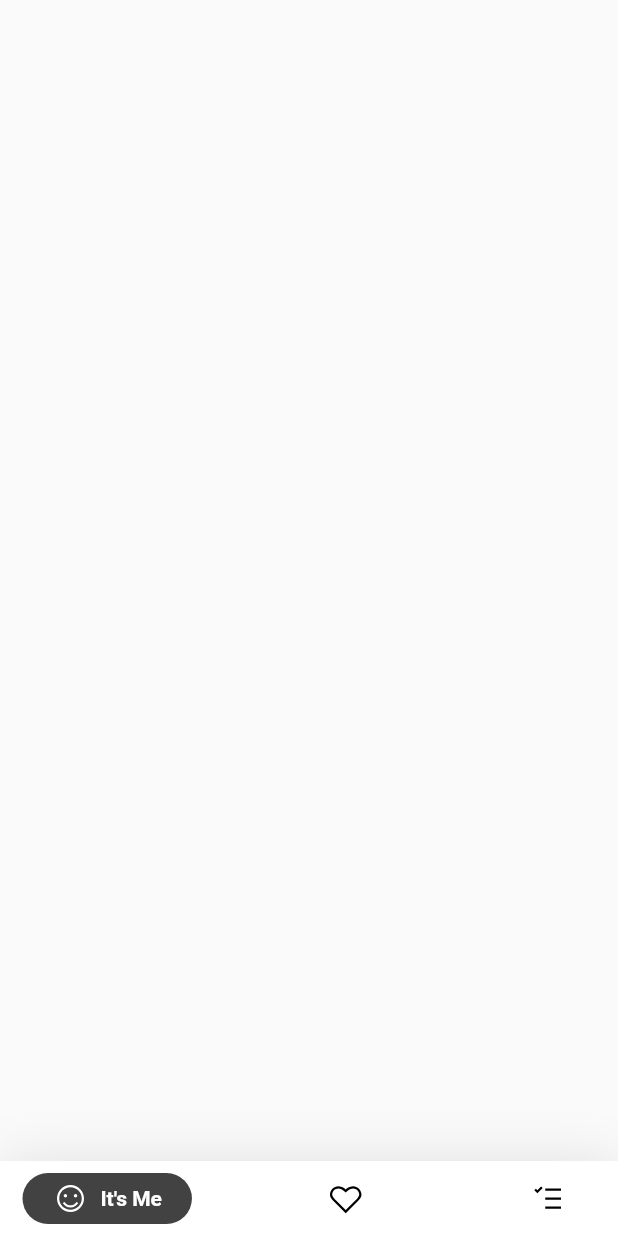
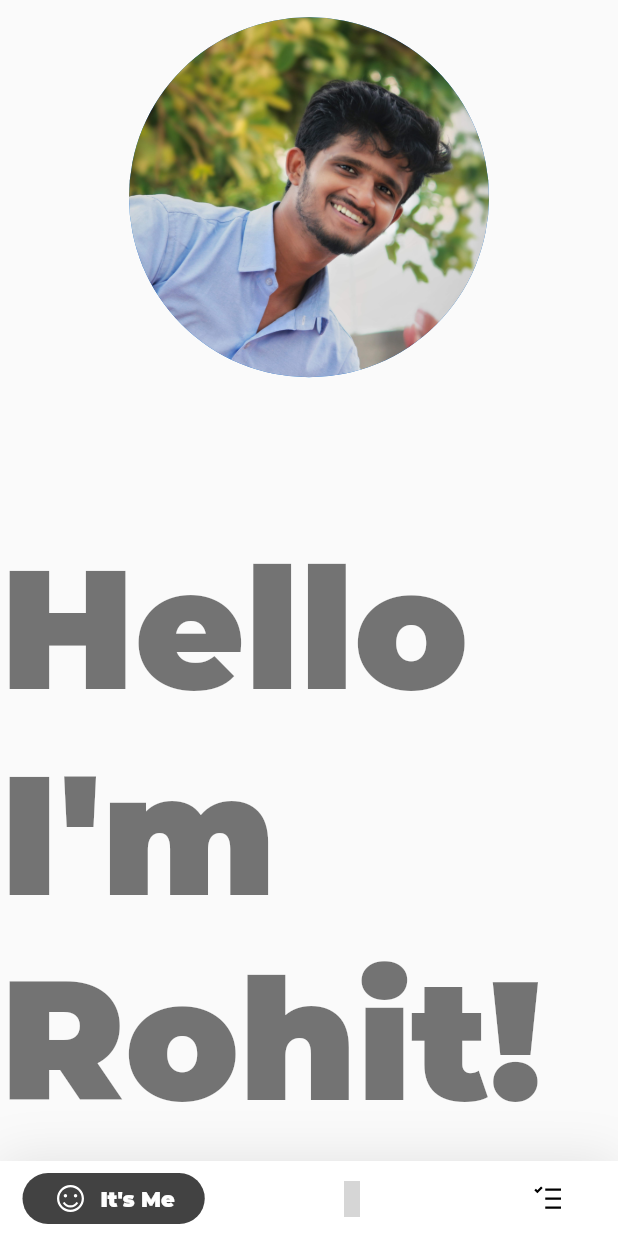
Before and after one commit to rohitjire/merawala_portfolio, a Flutter app: the screen it shows after launch, on a phone screen of 412 x 824 dp. Run offline on Flutter 3.47's test engine with Material 2 defaults, Android fonts, the phone set to English and light mode, and no system bars; drawn by our look-alikes of google_nav_bar; our stand-ins replace animated_text_kit, line_icons; grey boxes are pictures that could not be loaded.

Commit message:
Home page partially done

```diff
--- a/lib/main.dart
+++ b/lib/main.dart
@@ -5,15 +5,23 @@ void main() {
   runApp(MyApp());
 }
 
-class MyApp extends StatelessWidget {
+class MyApp extends StatefulWidget {
   // This widget is the root of your application.
+  @override
+  _MyAppState createState() => _MyAppState();
+}
+
+class _MyAppState extends State<MyApp> {
   @override
   Widget build(BuildContext context) {
     return MaterialApp(
         title: 'MERAWALA PORTFOLIO',
         theme: ThemeData(
-          visualDensity: VisualDensity.adaptivePlatformDensity,
+          fontFamily: 'Montserrat',
+          backgroundColor: Colors.black12,
+          hoverColor: Colors.black87,
         ),
+        debugShowCheckedModeBanner: false,
         home: HomePage());
   }
 }
--- a/lib/pages/home_page.dart
+++ b/lib/pages/home_page.dart
@@ -48,8 +48,8 @@ class _HomePageState extends State<HomePage> {
                       text: 'It\'s Me',
                     ),
                     GButton(
-                      icon: LineIcons.heart_o,
-                      text: 'Contact',
+                      icon: LineIcons.group,
+                      text: 'Get in Touch',
                     ),
                     GButton(
                       icon: LineIcons.tasks,
--- a/lib/pages/intro.dart
+++ b/lib/pages/intro.dart
@@ -1,4 +1,6 @@
+import 'package:animated_text_kit/animated_text_kit.dart';
 import 'package:flutter/material.dart';
+import 'package:merawala_portfolio/utils/assets.dart';
 
 class IntroPage extends StatefulWidget {
   @override
@@ -8,6 +10,78 @@ class IntroPage extends StatefulWidget {
 class _IntroPageState extends State<IntroPage> {
   @override
   Widget build(BuildContext context) {
-    return Container();
+    return Scaffold(
+      body: Center(
+        child: SingleChildScrollView(
+          child: MediaQuery.of(context).size.width < 600
+              ? Column(
+                  mainAxisAlignment: MainAxisAlignment.spaceAround,
+                  crossAxisAlignment: CrossAxisAlignment.center,
+                  children: [
+                      CircleAvatar(
+                        radius: 120,
+                        backgroundImage: AssetImage(Assets.profile),
+                      ),
+                      SizedBox(
+                        height: 100,
+                      ),
+                      Text("Hello I'm Rohit!",
+                          style: Theme.of(context).textTheme.headline1),
+                    ])
+              : Row(
+                  mainAxisAlignment: MainAxisAlignment.spaceEvenly,
+                  crossAxisAlignment: CrossAxisAlignment.center,
+                  children: [
+                    Column(
+                      mainAxisAlignment: MainAxisAlignment.spaceEvenly,
+                      children: [
+                        CircleAvatar(
+                          radius: 120,
+                          backgroundImage: AssetImage(Assets.profile),
+                        ),
+                        SizedBox(
+                          height: 30,
+                        ),
+                        Text(
+                          'TechFreak. Guitar.\n Cricket. Music. Nature Lover.',
+                          style: Theme.of(context).textTheme.caption,
+                          textScaleFactor: 2,
+                          textAlign: TextAlign.center,
+                        ),
+                      ],
+                    ),
+                    SizedBox(
+                      height: 100,
+                    ),
+                    Column(
+                      mainAxisAlignment: MainAxisAlignment.spaceEvenly,
+                      children: [
+                        Text(
+                          "Hello, I'm Rohit!",
+                          textScaleFactor: 4,
+                          style: TextStyle(
+                              fontSize: 18,
+                              color: Colors.black87,
+                              fontWeight: FontWeight.w200),
+                        ),
+                        SizedBox(height: 28),
+                        RotateAnimatedTextKit(
+                          text: [
+                            'Flutter',
+                            'Dart',
+                            'Data Science Enthusiast',
+                            'Python',
+                          ],
+                          textStyle: Theme.of(context).textTheme.headline4,
+                          isRepeatingAnimation: true,
+                          repeatForever: true,
+                        ),
+                      ],
+                    ),
+                  ],
+                ),
+        ),
+      ),
+    );
   }
 }
--- a/lib/utils/assets.dart
+++ b/lib/utils/assets.dart
@@ -0,0 +1,8 @@
+class Assets {
+  static const profile = 'assets/profile.jpg';
+  static const github = 'assets/github.png';
+  static const instagram = 'assets/instagram.png';
+  static const linkedin = 'assets/linkedin.png';
+  static const medium = 'assets/medium.png';
+  static const twitter = 'assets/twitter.png';
+}
```
Also changed, not shown: pubspec.yaml (+11 -2 lines), assets/IndieFlower-Regular.ttf (added), assets/github.png (added), assets/instagram.png (added), assets/linkedin.png (added), assets/medium.png (added), assets/profile.jpg (added), assets/twitter.png (added), pubspec.lock.
